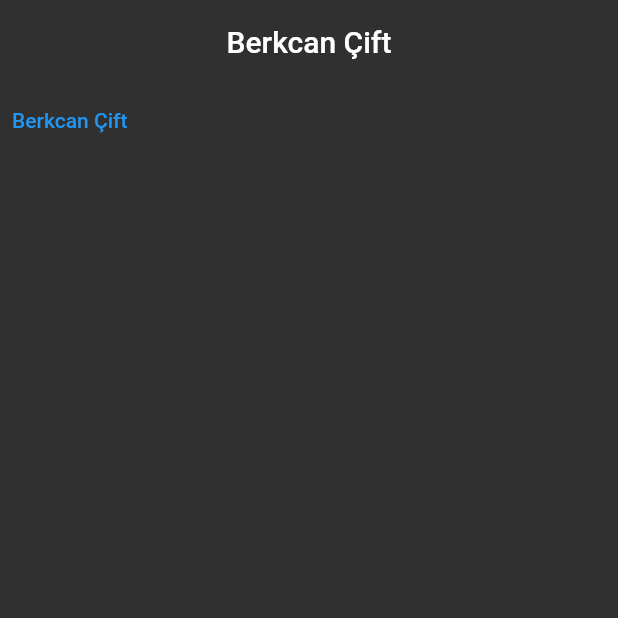
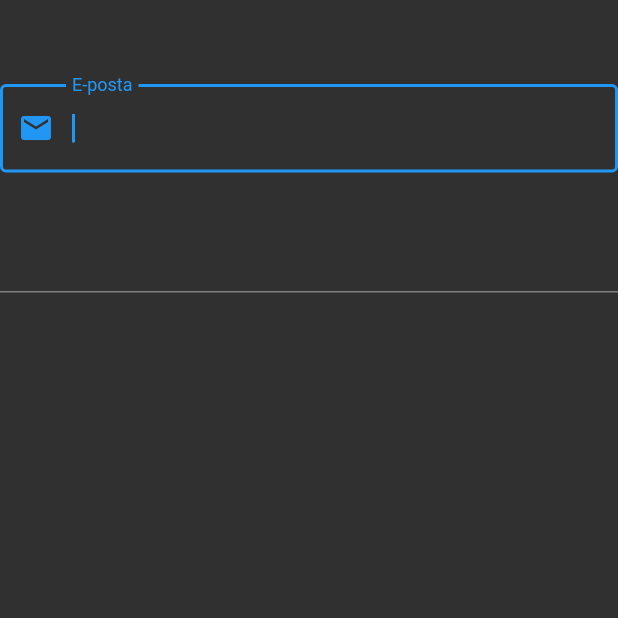
Before and after one commit to berkcangumusisik/100daysOfFlutter, a Flutter app: the screen it shows after launch, on a phone screen of 412 x 824 dp, the top half of it. Run offline on Flutter 3.47's test engine with Material 2 defaults, Android fonts, the phone set to English and light mode, and no system bars.

Commit message:
Day 27 finished.

```diff
--- /dev/null
+++ b/flutter_full_learn/lib/Day28/textFieldLearn.dart
@@ -0,0 +1,93 @@
+import 'package:flutter/material.dart';
+import 'package:flutter/services.dart';
+import 'package:flutter_full_learn/product/languages/languageItems.dart';
+
+class TextFieldLearn extends StatefulWidget {
+  const TextFieldLearn({Key? key}) : super(key: key);
+
+  @override
+  State<TextFieldLearn> createState() => _TextFieldLearnState();
+}
+
+class _TextFieldLearnState extends State<TextFieldLearn> {
+  final key = GlobalKey();
+
+  FocusNode focusNodeTextFieldOne = FocusNode();
+  FocusNode focusNodeTextFieldTwo = FocusNode();
+
+  @override
+  Widget build(BuildContext context) {
+    return Scaffold(
+      appBar: AppBar(),
+      body: Form(
+        child: Column(
+          children: [
+            TextField(
+              maxLength: 20,
+              buildCounter: (BuildContext context, {int? currentLength, bool? isFocused, int? maxLength}) {
+                return _animatedContainer(currentLength);
+              },
+              keyboardType: TextInputType.emailAddress,
+              autofocus: true,
+              autofillHints: const [AutofillHints.email],
+              focusNode: focusNodeTextFieldOne,
+              inputFormatters: [TextProjectInputFormmater()._formmatter],
+              textInputAction: TextInputAction.next,
+              decoration: _InputDecarotor().emailInput,
+            ),
+            TextFormField(
+              focusNode: focusNodeTextFieldTwo,
+              minLines: 2,
+              maxLines: 4,
+            ),
+          ],
+        ),
+      ),
+    );
+  }
+
+  AnimatedContainer _animatedContainer(int? currentLength) {
+    return AnimatedContainer(
+      key: key,
+      duration: const Duration(seconds: 1),
+      height: 10,
+      width: 10.0 * (currentLength ?? 0),
+      color: Colors.green,
+    );
+  }
+}
+
+class TextProjectInputFormmater {
+  final _formmatter = TextInputFormatter.withFunction((oldValue, newValue) {
+    if (newValue.text == "a") {
+      return oldValue;
+    }
+    return oldValue;
+  });
+}
+
+class _InputDecarotor {
+  final emailInput = const InputDecoration(
+    prefixIcon: Icon(Icons.mail),
+    border: OutlineInputBorder(),
+    labelText: LanguageItems.mailTitle,
+  );
+}
+
+/**
+ * TextField
+ * TextField ile kullanıcıdan veri alınması sağlanır.
+ * decoration: InputDecoration ile kullanıcının girdiği verilerin görünümünü belirleyebiliriz.
+ * prefixIcon: TextField'ın üstüne eklenecek icon'ı belirleriz.
+ * border: OutlineInputBorder ile TextField'ın çerçevesini belirleyebiliriz.
+ * hintText: TextField'ın hint'i belirleriz.
+ * labelText: TextField'ın üstündeki label'ı belirleriz.
+ * maxLength: TextField'ın en fazla kullanılabileceği karakter sayısını belirleriz.
+ * textInputAction: TextField'ın sonuna gelince ne yapılacağını belirleriz.
+ * keyboardType: TextField'ın klavye tipini belirleriz.
+ * autofocus: TextField'ın otomatik olarak focuslanacağını belirleriz.
+ * autofillHints: TextField'ın autofill için kullanılacak hint'leri belirleriz.
+ * focusNode: TextField'ın focuslanacağını belirleriz.
+ * inputFormatters: TextField'ın girdi formatlarını belirleriz.
+
+ */
--- a/flutter_full_learn/lib/main.dart
+++ b/flutter_full_learn/lib/main.dart
@@ -21,6 +21,7 @@ import 'package:flutter_full_learn/Day25/stackLayout.dart';
 import 'package:flutter_full_learn/Day26/stateFullLearn.dart';
 import 'package:flutter_full_learn/Day27/pageViewLearn.dart';
 import 'package:flutter_full_learn/Day27/stateFullLifeCycleLearn.dart';
+import 'package:flutter_full_learn/Day28/textFieldLearn.dart';
 
 void main() {
   runApp(MyApp());
@@ -44,7 +45,7 @@ class MyApp extends StatelessWidget {
           elevation: 0, // AppBar'ın yüksekliğini 0 yapar.
         ),
       ),
-      home: StateFullLifeCycleLearn(message: "Berkcan"),
+      home: TextFieldLearn(),
     );
   }
 }
--- a/flutter_full_learn/lib/product/languages/languageItems.dart
+++ b/flutter_full_learn/lib/product/languages/languageItems.dart
@@ -1,3 +1,4 @@
-class LanguageItems{
+class LanguageItems {
   static const welcomeTitle = 'Merhaba';
+  static const mailTitle = 'E-posta';
 }
```
Also changed, not shown: 1 other file.
